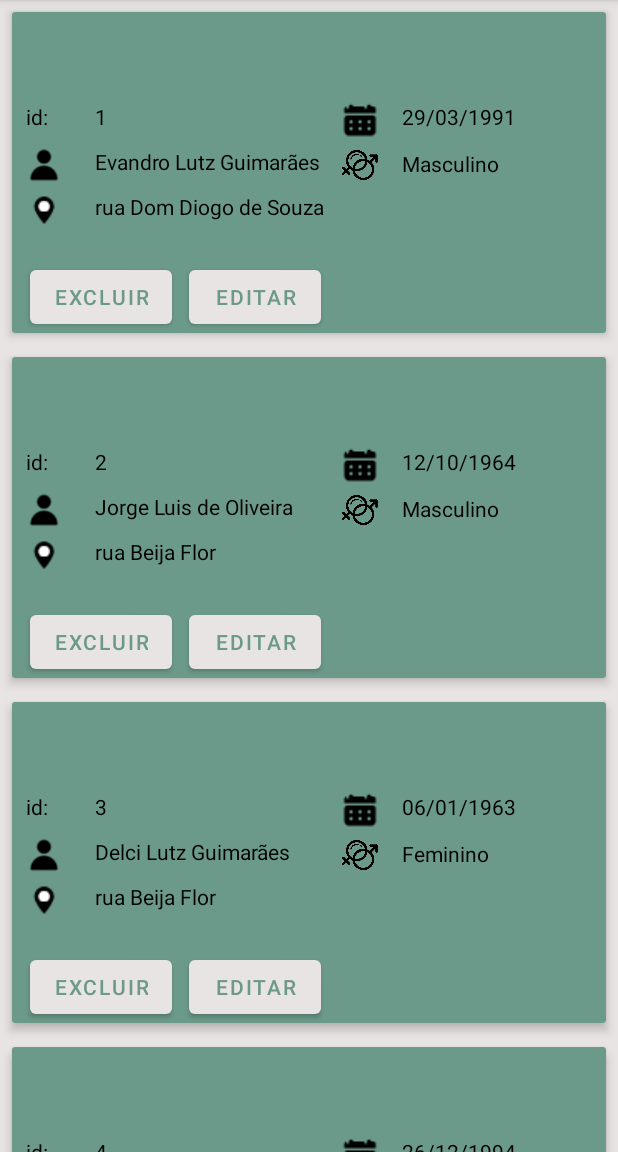
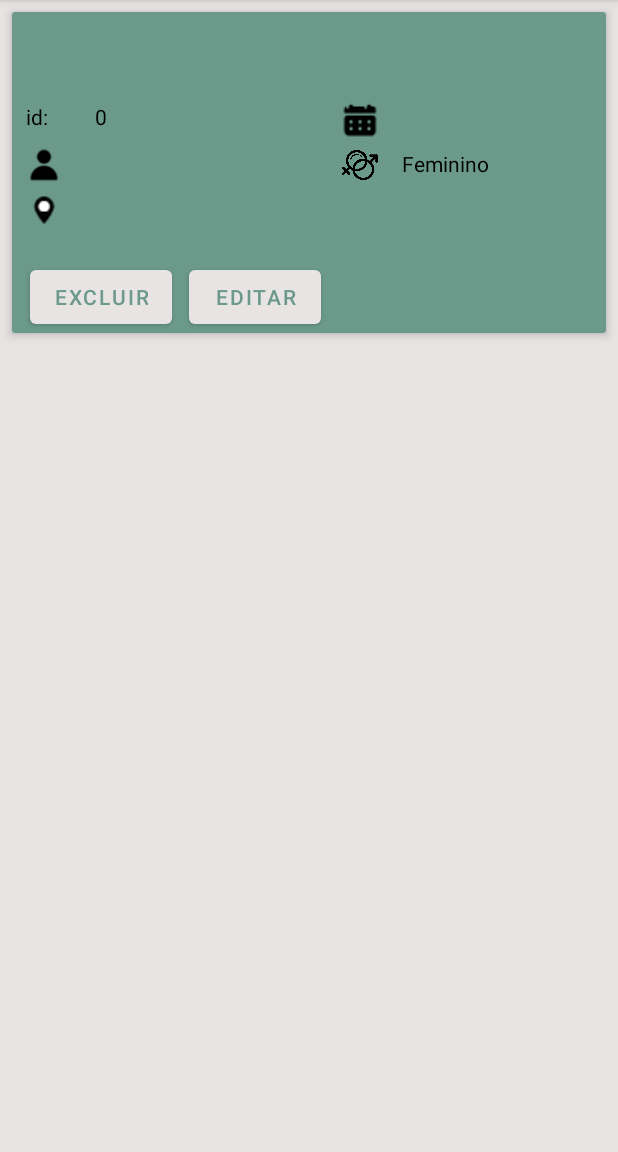
Before and after one commit to evandroLutz/AppAndroidExampleFragments, an Android app: the fragment ListarUsuariosFragment shown on its own in the app's theme, on a phone screen of 412 x 824 dp, the part 84-1236 px from its top. Run offline under Robolectric (Android 15) with nearby library versions, the phone set to English and light mode, and no system bars.

Commit message:
insere metodos de criacao e edicao com classe estatica

```diff
--- a/app/src/main/java/com/example/entrega3/activities/MainActivity.java
+++ b/app/src/main/java/com/example/entrega3/activities/MainActivity.java
@@ -7,6 +7,7 @@ import android.view.View;
 import android.view.Menu;
 
 import com.example.entrega3.R;
+import com.example.entrega3.model.Usuario;
 import com.google.android.material.snackbar.Snackbar;
 import com.google.android.material.navigation.NavigationView;
 
@@ -19,6 +20,8 @@ import androidx.drawerlayout.widget.DrawerLayout;
 import androidx.appcompat.app.AppCompatActivity;
 
 import com.example.entrega3.databinding.ActivityMainBinding;
+
+import java.util.List;
 
 public class MainActivity extends AppCompatActivity {
 
--- a/app/src/main/java/com/example/entrega3/adapter/MyAdapter.java
+++ b/app/src/main/java/com/example/entrega3/adapter/MyAdapter.java
@@ -53,9 +53,7 @@ public class MyAdapter extends RecyclerView.Adapter<MyAdapter.MyViewHolder> {
             }
         });
         Bundle bundle = new Bundle();
-        bundle.putString("NOME", listaUsuarios.get(position).getNome());
-        bundle.putString("END", listaUsuarios.get(position).getEndereco());
-        bundle.putString("DTNASC", listaUsuarios.get(position).getDataNasc());
+        bundle.putString("id", String.valueOf(listaUsuarios.get(position).getId()));
         myViewHolder.btnEdit.setOnClickListener(Navigation.createNavigateOnClickListener(R.id.nav_editar, bundle));
     }
 
--- a/app/src/main/java/com/example/entrega3/fragments/ListarUsuariosFragment.java
+++ b/app/src/main/java/com/example/entrega3/fragments/ListarUsuariosFragment.java
@@ -20,7 +20,8 @@ public class ListarUsuariosFragment extends Fragment {
         View root = inflater.inflate(R.layout.fragment_listar_usuarios, container, false);
         RecyclerView recyclerView = root.findViewById(R.id.recyclerView);
 
-        MyAdapter myAdapter = new MyAdapter(Usuario.inicializaLista());
+        Usuario.getUsuarios();
+        MyAdapter myAdapter = new MyAdapter( Usuario.getUsuarios());
         recyclerView.setAdapter(myAdapter);
         recyclerView.setHasFixedSize(true);
 
--- a/app/src/main/java/com/example/entrega3/model/Usuario.java
+++ b/app/src/main/java/com/example/entrega3/model/Usuario.java
@@ -1,14 +1,18 @@
 package com.example.entrega3.model;
+
+import com.google.android.material.snackbar.Snackbar;
 
 import java.util.ArrayList;
 import java.util.List;
 
 public class Usuario {
+    static List<Usuario> usuarios = new ArrayList<>();
     private int id;
     private String nome;
     private String endereco;
     private  String dataNasc;
     private String genero;
+
 
     public Usuario(){}
 
@@ -60,15 +64,13 @@ public class Usuario {
         this.id = id;
     }
 
-    public static List<Usuario> inicializaLista(){
-        List<Usuario> usuarios = new ArrayList<>();
-        usuarios.add(new Usuario(1, "Evandro Lutz Guimarães","rua Dom Diogo de Souza", "29/03/1991", "Masculino"));
-        usuarios.add(new Usuario(2, "Jorge Luis de Oliveira","rua Beija Flor", "12/10/1964", "Masculino"));
-        usuarios.add(new Usuario(3, "Delci Lutz Guimarães","rua Beija Flor", "06/01/1963", "Feminino"));
-        usuarios.add(new Usuario(4, "Mikaela da Silva Machado","rua Dom Diogo de Souza", "26/12/1994", "Feminino"));
+    public static void setUsuario (Usuario usuario){
 
+        usuarios.add(usuario);
+
+    }
+    public static List<Usuario> getUsuarios(){
         return usuarios;
     }
 
-
 }
```
Also changed, not shown: app/src/main/java/com/example/entrega3/fragments/CadastraFragment.java (+20 -3 lines), app/src/main/java/com/example/entrega3/fragments/EditarFragment.java (+23 -2 lines).
